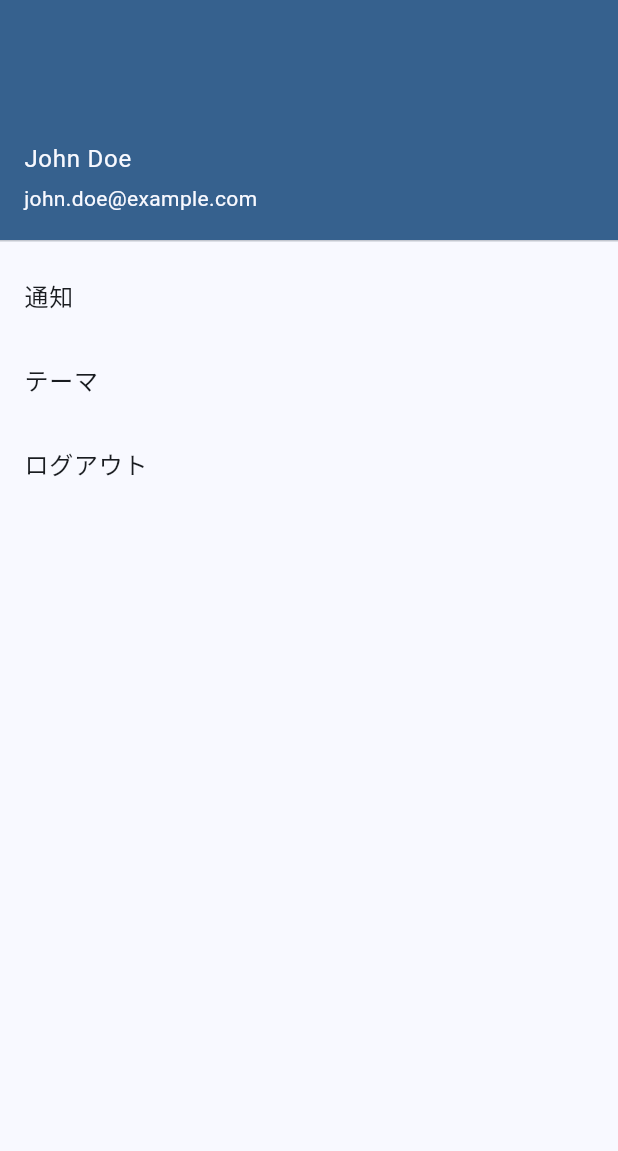
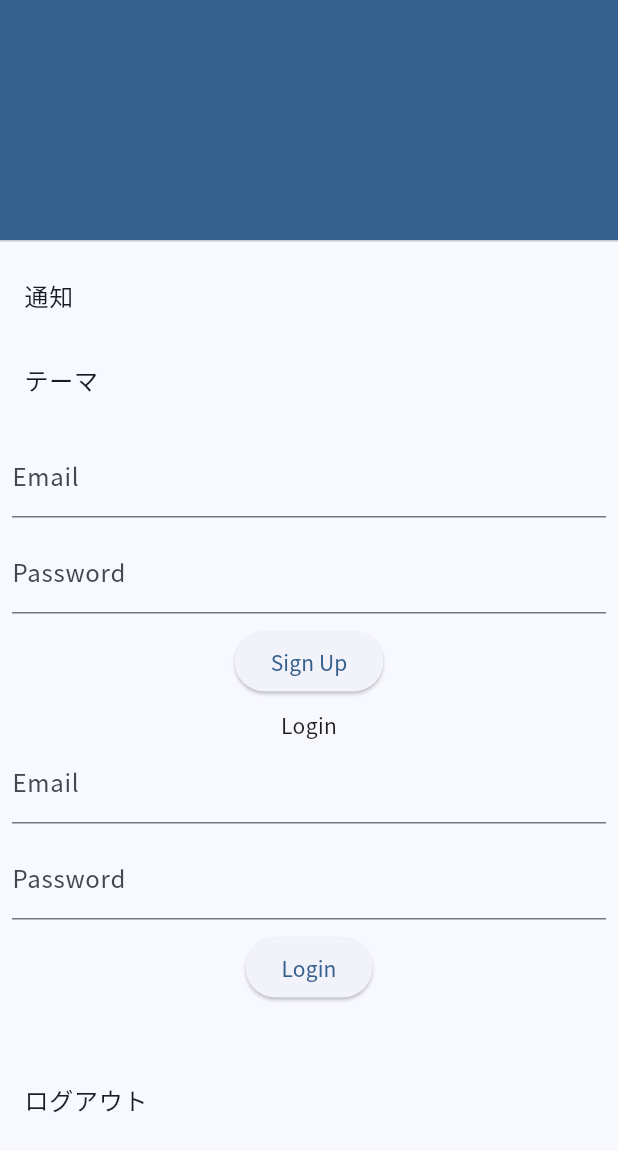
Before and after one commit to arashidani/diary_report_sample, a Flutter app: the SideDrawer widget shown alone on an empty page, opened directly, on a phone screen of 412 x 824 dp. Shown: the top 1151 px of the screen. Run offline on Flutter 3.47's test engine with Material 3 defaults, Android fonts, the phone set to English and light mode, and no system bars; our stand-ins replace cloud_firestore, firebase_auth, firebase_core, flutter_datetime_picker_plus, flutter_riverpod, fluttertoast and 3 more; missing offline and left inert: flutter_charts; accounts and stored records are empty.

Commit message:
ログアウト機能を実装（途中）

```diff
--- a/lib/features/app/home_view.dart
+++ b/lib/features/app/home_view.dart
@@ -1,6 +1,8 @@
 import 'package:flutter/cupertino.dart';
 import 'package:flutter/material.dart';
 import 'package:flutter_charts/flutter_charts.dart';
+import 'package:firebase_core/firebase_core.dart';
+import 'package:firebase_auth/firebase_auth.dart';
 
 class HomeView extends StatefulWidget {
   const HomeView({Key? key}) : super(key: key);
--- /dev/null
+++ b/lib/features/app/login_page.dart
@@ -0,0 +1,118 @@
+import 'package:flutter/cupertino.dart';
+import 'package:flutter/material.dart';
+import 'package:flutter_charts/flutter_charts.dart';
+import 'package:firebase_core/firebase_core.dart';
+import 'package:firebase_auth/firebase_auth.dart';
+
+class LoginPage extends StatefulWidget {
+  const LoginPage({Key? key}) : super(key: key);
+  @override
+  State<LoginPage> createState() => _LoginPageState();
+}
+
+class _LoginPageState extends State<LoginPage> {
+  String newUserEmail = '';
+  String newUserPassword = '';
+  String infoText = '';
+  String loginUserEmail = '';
+  String loginUserPassword = '';
+  String logininfoText = '';
+
+  @override
+  Widget build(BuildContext context) {
+    return Center(
+      child: Container(
+        padding: EdgeInsets.all(8),
+        child: Column(
+          mainAxisAlignment: MainAxisAlignment.center,
+          children: [
+            // Emailアドレスを入力するテキストフィールドを作成する
+            TextField(
+              decoration: InputDecoration(labelText: "Email"),
+              onChanged: (String value) => setState(() {
+                newUserEmail = value;
+              }),
+            ),
+
+            const SizedBox(height: 8),
+            // パスワードを入力するテキストフィールドを作成する
+            TextField(
+              decoration: InputDecoration(labelText: "Password"),
+              //パスワードが見えないように設定する
+              obscureText: true,
+              onChanged: (String value) => setState(() {
+                newUserPassword = value;
+              }),
+            ),
+            const SizedBox(height: 8),
+            // このボタンを押すとFirebaseにユーザー情報が登録される
+            ElevatedButton(
+              onPressed: () async {
+                try {
+                  final FirebaseAuth auth = FirebaseAuth.instance;
+                  final UserCredential result =
+                      await auth.createUserWithEmailAndPassword(
+                    email: newUserEmail,
+                    password: newUserPassword,
+                  );
+                  print(newUserEmail);
+
+                  final User user = result.user!;
+                  setState(() {
+                    infoText = "ユーザー登録を完了しました。登録したメールアドレスは${user.email}です";
+                  });
+                } catch (e) {
+                  setState(() {
+                    infoText = "ユーザー登録時にエラーが発生しました";
+                  });
+                }
+              },
+              child: Text('Sign Up'),
+            ),
+            const SizedBox(height: 8),
+            Text("Login"),
+            TextField(
+              decoration: InputDecoration(labelText: "Email"),
+              onChanged: (String value) => setState(() {
+                loginUserEmail = value;
+              }),
+            ),
+            const SizedBox(height: 8),
+            TextField(
+              decoration: InputDecoration(labelText: "Password"),
+              obscureText: true,
+              onChanged: (String value) => setState(() {
+                loginUserPassword = value;
+              }),
+            ),
+            const SizedBox(height: 8),
+            ElevatedButton(
+              onPressed: () async {
+                try {
+                  final FirebaseAuth auth = FirebaseAuth.instance;
+                  final UserCredential result =
+                      await auth.signInWithEmailAndPassword(
+                    email: loginUserEmail,
+                    password: loginUserPassword,
+                  );
+
+                  final User user = result.user!;
+                  setState(() {
+                    infoText = "ログインに成功しました。ログインメールアドレスは${user.email}です";
+                  });
+                } catch (e) {
+                  setState(() {
+                    infoText = 'ログイン時にエラーが発生しました';
+                  });
+                }
+              },
+              child: Text('Login'),
+            ),
+            const SizedBox(height: 8),
+            Text(infoText),
+          ],
+        ),
+      ),
+    );
+  }
+}
--- a/lib/features/app/side_drawer.dart
+++ b/lib/features/app/side_drawer.dart
@@ -1,15 +1,37 @@
+import 'package:firebase_auth/firebase_auth.dart';
 import 'package:flutter/material.dart';
+import 'package:fluttertoast/fluttertoast.dart';
 
-class SideDrawer extends StatelessWidget {
-  const SideDrawer({super.key});
+import 'login_page.dart';
+
+class SideDrawer extends StatefulWidget {
+  const SideDrawer({Key? key}) : super(key: key);
+  @override
+  State<SideDrawer> createState() => _SideDrawerState();
+}
+
+class _SideDrawerState extends State<SideDrawer> {
+  User? loginuser;
+  String displayname = '';
+  String email = '';
 
   @override
   Widget build(BuildContext context) {
+    FirebaseAuth.instance.authStateChanges().listen((User? user) {
+      if (user == null) {
+        print('User is currently signed out!(ログアウトしています)');
+      } else {
+        print('User is signed in!（ログインしています）');
+        loginuser = user;
+        displayname = user.displayName ?? '';
+        email = user.email ?? '';
+      }
+    });
     return ListView(
       children: [
-        const UserAccountsDrawerHeader(
-          accountName: Text('John Doe'),
-          accountEmail: Text('john.doe@example.com'),
+        UserAccountsDrawerHeader(
+          accountName: Text(displayname),
+          accountEmail: Text(email),
         ),
         ListTile(
           title: Text('通知'),
@@ -19,9 +41,27 @@ class SideDrawer extends StatelessWidget {
           title: Text('テーマ'),
           onTap: () => {debugPrint("onTap")},
         ),
+        LoginPage(),
         ListTile(
           title: Text('ログアウト'),
-          onTap: () => {debugPrint("onTap")},
+          onTap: () async {
+            try {
+              await FirebaseAuth.instance.signOut();
+              setState(() {
+                Fluttertoast.showToast(
+                  msg: 'ログアウトしました',
+                  fontSize: 18,
+                );
+              });
+            } catch (e) {
+              setState(() {
+                Fluttertoast.showToast(
+                  msg: "ログアウトに失敗しました：${e.toString()}",
+                  fontSize: 18,
+                );
+              });
+            }
+          },
         ),
       ],
     );
--- a/lib/main.dart
+++ b/lib/main.dart
@@ -1,6 +1,7 @@
 import 'package:diary_report_sample/app.dart';
 import 'package:diary_report_sample/features/app/app_widget.dart';
 import 'package:firebase_core/firebase_core.dart';
+import 'package:firebase_auth/firebase_auth.dart';
 import 'package:flutter/material.dart';
 import 'package:flutter_riverpod/flutter_riverpod.dart';
 
--- a/lib/router/app_router.dart
+++ b/lib/router/app_router.dart
@@ -1,6 +1,7 @@
 import 'package:diary_report_sample/features/app/details_page.dart';
 import 'package:diary_report_sample/features/app/feed_page.dart';
 import 'package:diary_report_sample/features/app/home_view.dart';
+import 'package:diary_report_sample/features/app/login_page.dart';
 import 'package:diary_report_sample/features/app/side_drawer.dart';
 import 'package:diary_report_sample/features/app/table_view.dart';
 import 'package:flutter/material.dart';
@@ -25,7 +26,7 @@ final router = GoRouter(
           routes: <RouteBase>[
             GoRoute(
               path: '/feed',
-              builder: (context, state) => const FeedPage(),
+              builder: (context, state) => const HomeView(),
               routes: <RouteBase>[
                 GoRoute(
                   path: 'details',
@@ -49,7 +50,7 @@ final router = GoRouter(
           GoRoute(
             path: '/account',
             builder: (context, state) {
-              return const HomeView();
+              return const SideDrawer();
             },
           ),
         ])
--- a/pubspec.yaml
+++ b/pubspec.yaml
@@ -24,6 +24,8 @@ dependencies:
   google_fonts: 6.1.0
   flutter_datetime_picker_plus: ^2.1.0
   flutter_charts: ^0.5.2
+  firebase_auth: ^4.19.5
+  fluttertoast: ^8.2.5
 
 dev_dependencies:
   flutter_test:
```
